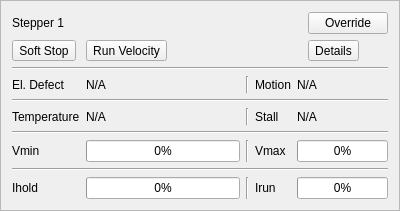
This is ui/OutputStepperFrame.ui in magicdominic/RaspExt as Qt 5 draws it before an edit. The edited form follows.
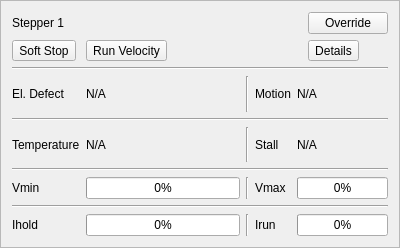
This is the edited form.

What changed in the file:
```diff
--- a/ui/OutputStepperFrame.ui
+++ b/ui/OutputStepperFrame.ui
@@ -7,7 +7,7 @@
     <x>0</x>
     <y>0</y>
     <width>400</width>
-    <height>211</height>
+    <height>248</height>
    </rect>
   </property>
   <property name="windowTitle">
```
Left out of the diff: 4 changed lines with no effect on the pictures.
